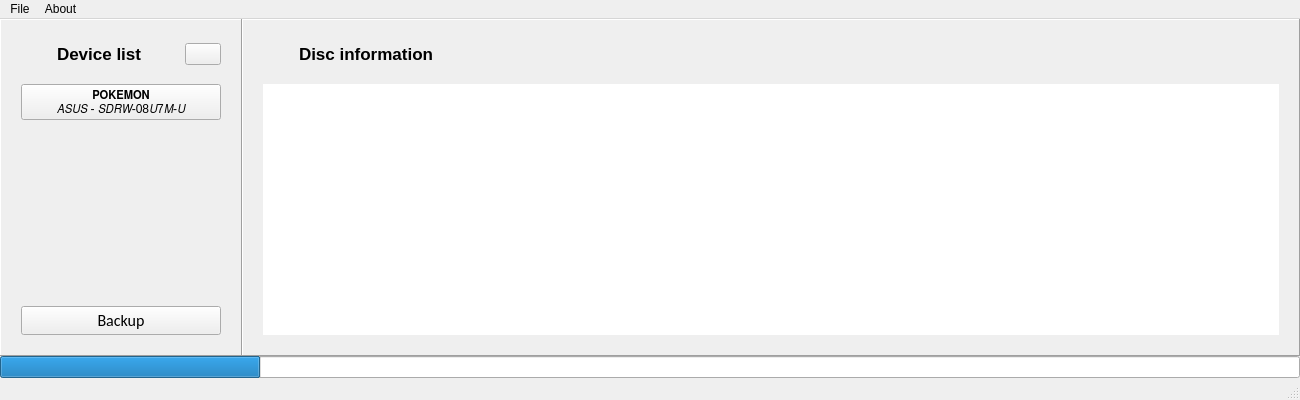
rlaphoenix/Slipstream, file pslipstream/static/form.ui: the form before one commit.
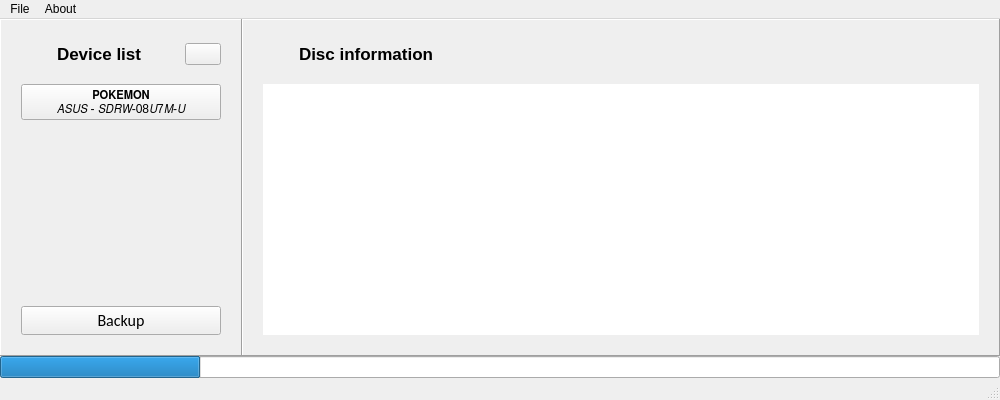
The form after the commit. Icons and pictures are not drawn.

Commit message: ui.form: Reduce width by 300

```diff
--- a/pslipstream/static/form.ui
+++ b/pslipstream/static/form.ui
@@ -6,7 +6,7 @@
    <rect>
     <x>0</x>
     <y>0</y>
-    <width>1300</width>
+    <width>1000</width>
     <height>400</height>
    </rect>
   </property>
@@ -372,7 +372,7 @@
     <rect>
      <x>0</x>
      <y>0</y>
-     <width>1300</width>
+     <width>1000</width>
      <height>21</height>
     </rect>
    </property>
```
